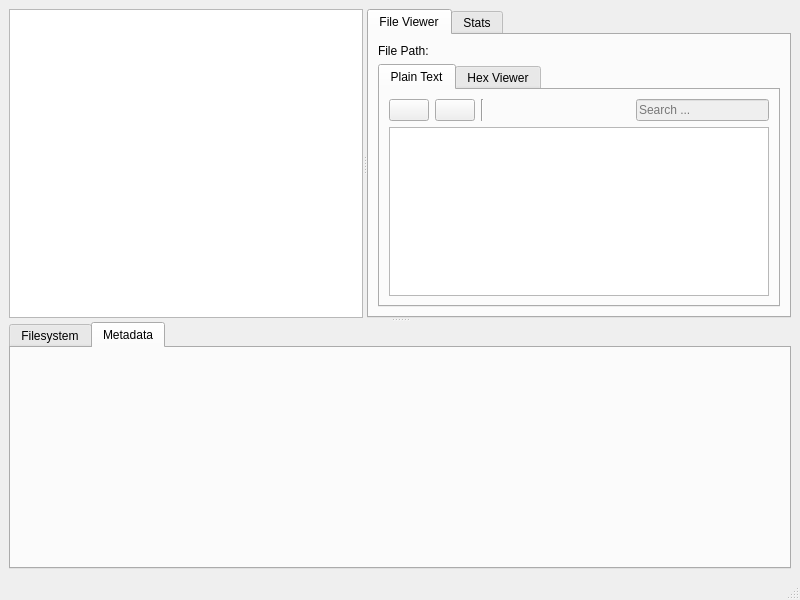
Above: src/ui/windows/mainwindow.ui from davidferrei/nomen before the change. Below: the same form after it.
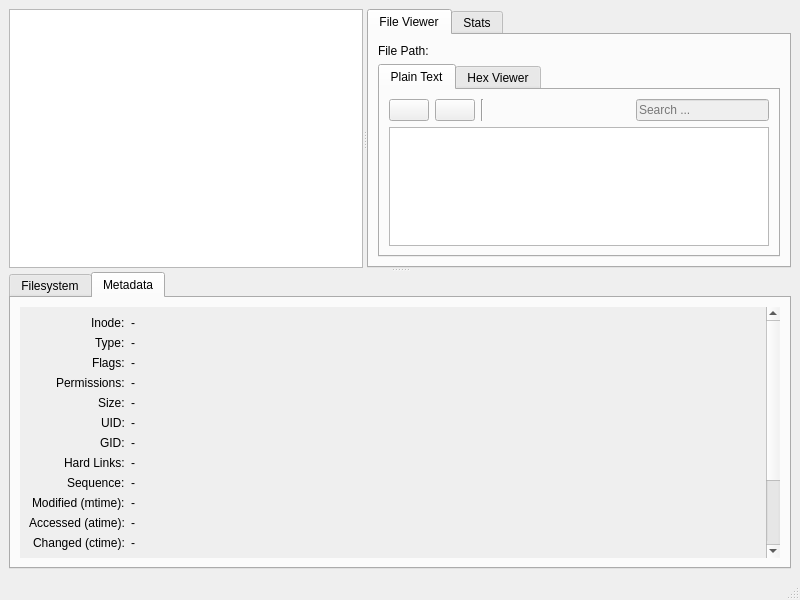
That is the form after the change. The open tabs and pages were chosen to show the change. Icons and pictures are not drawn.

Patch:
```diff
--- a/src/ui/windows/mainwindow.ui
+++ b/src/ui/windows/mainwindow.ui
@@ -329,6 +329,237 @@
           <attribute name="title">
            <string>Metadata</string>
           </attribute>
+          <layout class="QVBoxLayout" name="verticalLayout_meta">
+           <item>
+            <widget class="QScrollArea" name="metaScrollArea">
+             <property name="frameShape">
+              <enum>QFrame::NoFrame</enum>
+             </property>
+             <property name="widgetResizable">
+              <bool>true</bool>
+             </property>
+             <widget class="QWidget" name="metaScrollContents">
+              <property name="geometry">
+               <rect>
+                <x>0</x>
+                <y>0</y>
+                <width>100</width>
+                <height>100</height>
+               </rect>
+              </property>
+              <layout class="QFormLayout" name="metaFormLayout">
+               <property name="labelAlignment">
+                <set>Qt::AlignRight|Qt::AlignVCenter</set>
+               </property>
+               <item row="0" column="0">
+                <widget class="QLabel" name="addrFieldLabel">
+                 <property name="text"><string>Inode:</string></property>
+                </widget>
+               </item>
+               <item row="0" column="1">
+                <widget class="QLabel" name="addrLabel">
+                 <property name="text"><string>-</string></property>
+                 <property name="textInteractionFlags"><set>Qt::TextSelectableByMouse</set></property>
+                 <property name="wordWrap"><bool>true</bool></property>
+                </widget>
+               </item>
+               <item row="1" column="0">
+                <widget class="QLabel" name="typeFieldLabel">
+                 <property name="text"><string>Type:</string></property>
+                </widget>
+               </item>
+               <item row="1" column="1">
+                <widget class="QLabel" name="typeLabel">
+                 <property name="text"><string>-</string></property>
+                 <property name="textInteractionFlags"><set>Qt::TextSelectableByMouse</set></property>
+                 <property name="wordWrap"><bool>true</bool></property>
+                </widget>
+               </item>
+               <item row="2" column="0">
+                <widget class="QLabel" name="flagsFieldLabel">
+                 <property name="text"><string>Flags:</string></property>
+                </widget>
+               </item>
+               <item row="2" column="1">
+                <widget class="QLabel" name="flagsLabel">
+                 <property name="text"><string>-</string></property>
+                 <property name="textInteractionFlags"><set>Qt::TextSelectableByMouse</set></property>
+                 <property name="wordWrap"><bool>true</bool></property>
+                </widget>
+               </item>
+               <item row="3" column="0">
+                <widget class="QLabel" name="modeFieldLabel">
+                 <property name="text"><string>Permissions:</string></property>
+                </widget>
+               </item>
+               <item row="3" column="1">
+                <widget class="QLabel" name="modeLabel">
+                 <property name="text"><string>-</string></property>
+                 <property name="textInteractionFlags"><set>Qt::TextSelectableByMouse</set></property>
+                 <property name="wordWrap"><bool>true</bool></property>
+                </widget>
+               </item>
+               <item row="4" column="0">
+                <widget class="QLabel" name="sizeFieldLabel">
+                 <property name="text"><string>Size:</string></property>
+                </widget>
+               </item>
+               <item row="4" column="1">
+                <widget class="QLabel" name="sizeLabel">
+                 <property name="text"><string>-</string></property>
+                 <property name="textInteractionFlags"><set>Qt::TextSelectableByMouse</set></property>
+                 <property name="wordWrap"><bool>true</bool></property>
+                </widget>
+               </item>
+               <item row="5" column="0">
+                <widget class="QLabel" name="uidFieldLabel">
+                 <property name="text"><string>UID:</string></property>
+                </widget>
+               </item>
+               <item row="5" column="1">
+                <widget class="QLabel" name="uidLabel">
+                 <property name="text"><string>-</string></property>
+                 <property name="textInteractionFlags"><set>Qt::TextSelectableByMouse</set></property>
+                 <property name="wordWrap"><bool>true</bool></property>
+                </widget>
+               </item>
+               <item row="6" column="0">
+                <widget class="QLabel" name="gidFieldLabel">
+                 <property name="text"><string>GID:</string></property>
+                </widget>
+               </item>
+               <item row="6" column="1">
+                <widget class="QLabel" name="gidLabel">
+                 <property name="text"><string>-</string></property>
+                 <property name="textInteractionFlags"><set>Qt::TextSelectableByMouse</set></property>
+                 <property name="wordWrap"><bool>true</bool></property>
+                </widget>
+               </item>
+               <item row="7" column="0">
+                <widget class="QLabel" name="nlinkFieldLabel">
+                 <property name="text"><string>Hard Links:</string></property>
+                </widget>
+               </item>
+               <item row="7" column="1">
+                <widget class="QLabel" name="nlinkLabel">
+                 <property name="text"><string>-</string></property>
+                 <property name="textInteractionFlags"><set>Qt::TextSelectableByMouse</set></property>
+                 <property name="wordWrap"><bool>true</bool></property>
+                </widget>
+               </item>
+               <item row="8" column="0">
+                <widget class="QLabel" name="seqFieldLabel">
+                 <property name="text"><string>Sequence:</string></property>
+                </widget>
+               </item>
+               <item row="8" column="1">
+                <widget class="QLabel" name="seqLabel">
+                 <property name="text"><string>-</string></property>
+                 <property name="textInteractionFlags"><set>Qt::TextSelectableByMouse</set></property>
+                 <property name="wordWrap"><bool>true</bool></property>
+                </widget>
+               </item>
+               <item row="9" column="0">
+                <widget class="QLabel" name="mtimeFieldLabel">
+                 <property name="text"><string>Modified (mtime):</string></property>
+                </widget>
+               </item>
+               <item row="9" column="1">
+                <widget class="QLabel" name="mtimeLabel">
+                 <property name="text"><string>-</string></property>
+                 <property name="textInteractionFlags"><set>Qt::TextSelectableByMouse</set></property>
+                 <property name="wordWrap"><bool>true</bool></property>
+                </widget>
+               </item>
+               <item row="10" column="0">
+                <widget class="QLabel" name="atimeFieldLabel">
+                 <property name="text"><string>Accessed (atime):</string></property>
+                </widget>
+               </item>
+               <item row="10" column="1">
+                <widget class="QLabel" name="atimeLabel">
+                 <property name="text"><string>-</string></property>
+                 <property name="textInteractionFlags"><set>Qt::TextSelectableByMouse</set></property>
+                 <property name="wordWrap"><bool>true</bool></property>
+                </widget>
+               </item>
+               <item row="11" column="0">
+                <widget class="QLabel" name="ctimeFieldLabel">
+                 <property name="text"><string>Changed (ctime):</string></property>
+                </widget>
+               </item>
+               <item row="11" column="1">
+                <widget class="QLabel" name="ctimeLabel">
+                 <property name="text"><string>-</string></property>
+                 <property name="textInteractionFlags"><set>Qt::TextSelectableByMouse</set></property>
+                 <property name="wordWrap"><bool>true</bool></property>
+                </widget>
+               </item>
+               <item row="12" column="0">
+                <widget class="QLabel" name="crtimeFieldLabel">
+                 <property name="text"><string>Created (crtime):</string></property>
+                </widget>
+               </item>
+               <item row="12" column="1">
+                <widget class="QLabel" name="crtimeLabel">
+                 <property name="text"><string>-</string></property>
+                 <property name="textInteractionFlags"><set>Qt::TextSelectableByMouse</set></property>
+                 <property name="wordWrap"><bool>true</bool></property>
+                </widget>
+               </item>
+               <item row="13" column="0">
+                <widget class="QLabel" name="contentLenFieldLabel">
+                 <property name="text"><string>Content Length:</string></property>
+                </widget>
+               </item>
+               <item row="13" column="1">
+                <widget class="QLabel" name="contentLenLabel">
+                 <property name="text"><string>-</string></property>
+                 <property name="textInteractionFlags"><set>Qt::TextSelectableByMouse</set></property>
+                 <property name="wordWrap"><bool>true</bool></property>
+                </widget>
+               </item>
+               <item row="14" column="0">
+                <widget class="QLabel" name="nameFieldLabel">
+                 <property name="text"><string>Name:</string></property>
+                </widget>
+               </item>
+               <item row="14" column="1">
+                <widget class="QLabel" name="nameLabel">
+                 <property name="text"><string>-</string></property>
+                 <property name="textInteractionFlags"><set>Qt::TextSelectableByMouse</set></property>
+                 <property name="wordWrap"><bool>true</bool></property>
+                </widget>
+               </item>
+               <item row="15" column="0">
+                <widget class="QLabel" name="shrtNameFieldLabel">
+                 <property name="text"><string>Short Name:</string></property>
+                </widget>
+               </item>
+               <item row="15" column="1">
+                <widget class="QLabel" name="shrtNameLabel">
+                 <property name="text"><string>-</string></property>
+                 <property name="textInteractionFlags"><set>Qt::TextSelectableByMouse</set></property>
+                 <property name="wordWrap"><bool>true</bool></property>
+                </widget>
+               </item>
+               <item row="16" column="0">
+                <widget class="QLabel" name="parAddrFieldLabel">
+                 <property name="text"><string>Parent Inode:</string></property>
+                </widget>
+               </item>
+               <item row="16" column="1">
+                <widget class="QLabel" name="parAddrLabel">
+                 <property name="text"><string>-</string></property>
+                 <property name="textInteractionFlags"><set>Qt::TextSelectableByMouse</set></property>
+                 <property name="wordWrap"><bool>true</bool></property>
+                </widget>
+               </item>
+              </layout>
+             </widget>
+            </widget>
+           </item>
+          </layout>
          </widget>
         </widget>
        </widget>
```
